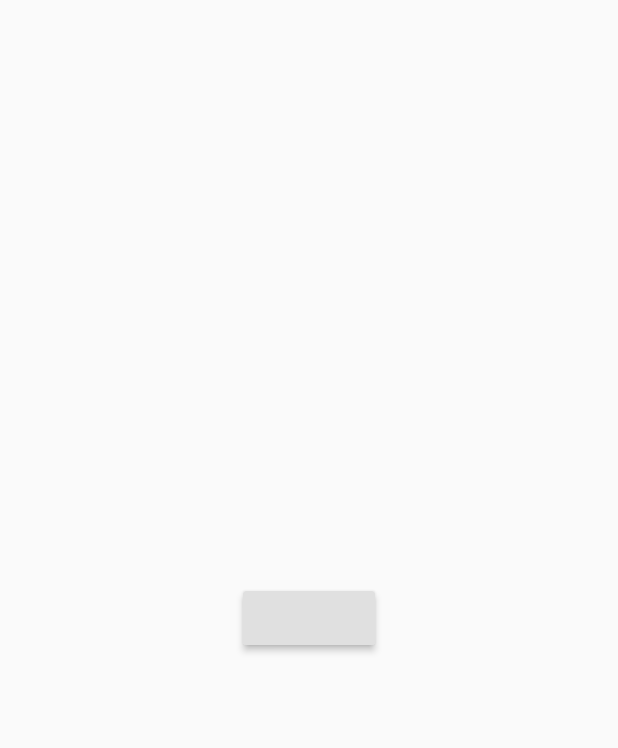
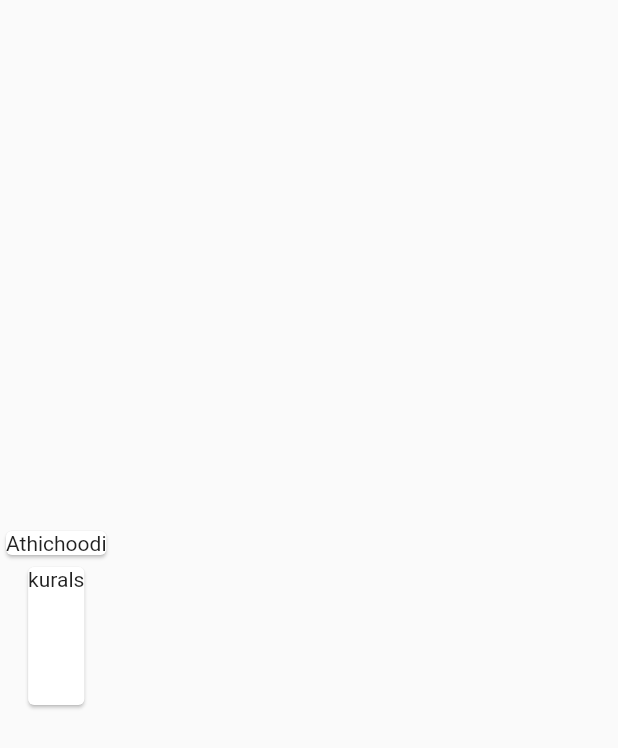
Before and after one commit to rustiever/towards_life, a Flutter app: the screen it shows after launch, on a phone screen of 412 x 824 dp. Shown: the top 748 px of the screen. Run offline on Flutter 3.47's test engine with Material 2 defaults, Android fonts, the light colour scheme and no system bars; our stand-ins replace cloud_firestore, firebase_core, flutter_tts, get, get_storage; accounts and stored records are empty.

Commit message:
fixed minor bugs

```diff
--- a/lib/controllers/homeController.dart
+++ b/lib/controllers/homeController.dart
@@ -16,10 +16,11 @@ class HomeController extends GetxController {
   void onInit() {
     isLoading.value = true;
     print('in controller');
-    controller = ScrollController();
-    controller.addListener(
+    controller = ScrollController()
+      ..addListener(
         () {
-        if (controller.position.pixels == controller.position.maxScrollExtent) {
+          if (controller.position.pixels ==
+              controller.position.maxScrollExtent) {
             print('no');
             fetch();
           }
@@ -31,6 +32,7 @@ class HomeController extends GetxController {
 
   @override
   Future<void> onClose() {
+    kurals.clear();
     controller.dispose();
     return super.onClose();
   }
--- a/lib/main.dart
+++ b/lib/main.dart
@@ -16,7 +16,7 @@ class MyApp extends StatelessWidget {
   Widget build(BuildContext context) {
     return GetMaterialApp(
       debugShowCheckedModeBanner: false,
-      initialRoute: router.home,
+      initialRoute: router.Homeroute,
       getPages: router.routes,
       title: 'Towards Life',
       theme: ThemeData(
--- a/lib/routes.dart
+++ b/lib/routes.dart
@@ -1,24 +1,23 @@
 import 'package:TowardsLife/views/homeView.dart';
 import 'package:flutter/material.dart';
 import 'package:get/route_manager.dart';
-import 'Models/Kurals.dart';
 import 'bindings/bindings.dart';
 import 'screens/screens.dart';
 
-const String thirukkural = '/thirukkural';
-const String home = '/';
-const String kuralPage = '/kurals';
-const String athisidi = '/athisudi';
-const String athisudiPage = '/athisudiPage';
+const String Thirukkuralroute = '/thirukkural';
+const String Homeroute = '/';
+const String Kuralroute = '/kurals';
+const String Athichoodiroute = '/athisudi';
+const String AthichoodiQuotes = '/athisudiPage';
 
 final routes = [
   GetPage(
-    name: thirukkural,
+    name: Thirukkuralroute,
     page: () => Homew(),
     binding: HomeBinding(),
   ),
   GetPage(
-    name: home,
+    name: Homeroute,
     page: () => HomeView(),
     // binding: HomeBinding(),
   ),
@@ -26,14 +25,14 @@ final routes = [
 
 Route<dynamic> generateRoute(RouteSettings settings) {
   switch (settings.name) {
-    case thirukkural:
+    case Thirukkuralroute:
       return MaterialPageRoute(builder: (_) => Home());
-    case kuralPage:
-      var k = settings.arguments as Kural;
-      return MaterialPageRoute(
-          builder: (_) => Thirukkural(
-                kurals: k,
-              ));
+    // case Kuralroute:
+    //   var k = settings.arguments as Kural;
+    //   return MaterialPageRoute(
+    //       builder: (_) => Thirukkuralroute(
+    //             kurals: k,
+    //           ));
     default:
       return MaterialPageRoute(
         builder: (_) => Scaffold(
--- a/lib/screens/Home.dart
+++ b/lib/screens/Home.dart
@@ -38,9 +38,9 @@ class Homew extends GetView<HomeController> {
           Expanded(
             child: Obx(
               () {
-                // if (controller.isLoading.value) {
-                //   return Center(child: CircularProgressIndicator());
-                // }
+                if (controller.kurals.length <= 0) {
+                  return Center(child: CircularProgressIndicator());
+                }
                 return ListView.builder(
                   padding: EdgeInsets.fromLTRB(10, 5, 10, 20),
                   controller: controller.controller,
@@ -128,7 +128,7 @@ class Homew extends GetView<HomeController> {
               },
             ),
           ),
-          Obx(() => controller.isLoading.value
+          Obx(() => (controller.isLoading.value && controller.kurals.length > 0)
               ? CircularProgressIndicator()
               : SizedBox.shrink()),
         ],
--- a/lib/views/homeView.dart
+++ b/lib/views/homeView.dart
@@ -1,37 +1,29 @@
-import 'dart:convert';
-
-import 'package:cloud_firestore/cloud_firestore.dart';
+import 'package:TowardsLife/routes.dart';
 import 'package:flutter/material.dart';
-import 'package:flutter/services.dart';
+import 'package:get/get.dart';
 
 class HomeView extends StatelessWidget {
-  final CollectionReference kuralCollection =
-      FirebaseFirestore.instance.collection('Aathichoodi');
   @override
   Widget build(BuildContext context) {
     return Scaffold(
-      body: Center(
-        child: Column(
-          mainAxisAlignment: MainAxisAlignment.center,
-          children: [
-            RaisedButton(onPressed: () async {
-              var v = await rootBundle.loadString('assets/aathicudi.json');
-              Map vv = jsonDecode(v);
-              List vb = vv['athisudi'];
-              print(vb.length);
-              vb.forEach((element) async {
-                print(element.runtimeType);
-                await kuralCollection
-                    .doc(element['number'].toString())
-                    .set(element);
-                print('delete');
-              });
-              // vv.forEach((key, value) {
-              //   print(value);
-              // });
-            })
-          ],
-        ),
+      body: Column(
+        mainAxisAlignment: MainAxisAlignment.center,
+        children: [
+          Card(
+            child: Text('Athichoodi'),
+          ),
+          InkWell(
+            onTap: () async {
+              Get.toNamed(Thirukkuralroute);
+            },
+            child: Container(
+              height: 100,
+              child: Card(
+                child: Text('kurals'),
+              ),
+            ),
+          ),
+        ],
       ),
     );
   }
```
Lines whose indentation alone changed are shown as unchanged.
